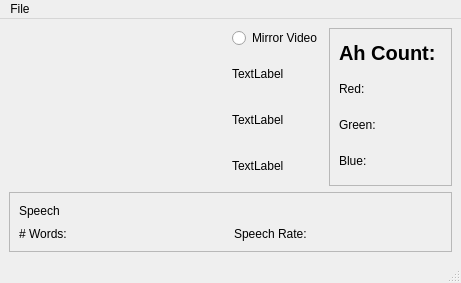
The window that Final_Project.ui (hansenc101/SANE_Final_Project) describes before a commit, drawn with Qt 5.
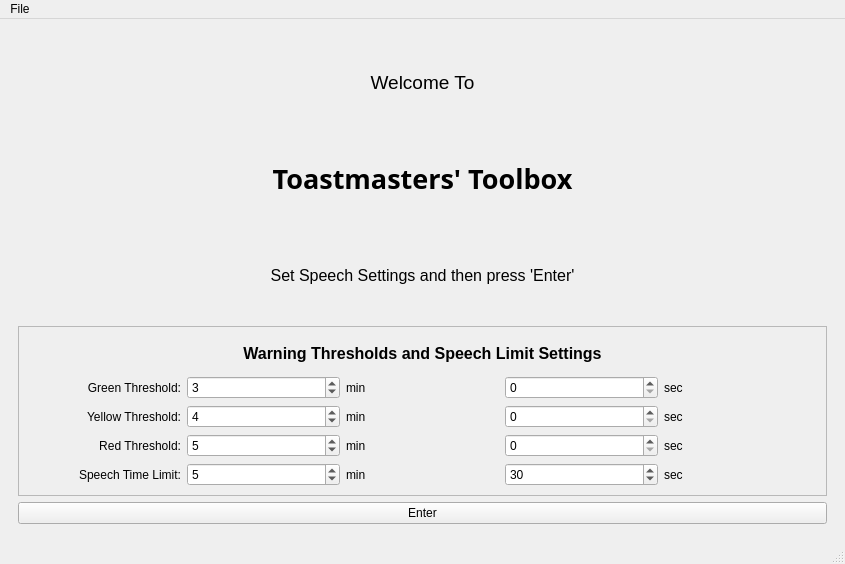
The same window after the commit.

Commit message: Add QstackedWidget and navigation to UI and add timer functionality

What changed in the file:
```diff
--- a/Final_Project.ui
+++ b/Final_Project.ui
@@ -6,8 +6,8 @@
    <rect>
     <x>0</x>
     <y>0</y>
-    <width>461</width>
-    <height>283</height>
+    <width>845</width>
+    <height>564</height>
    </rect>
   </property>
   <property name="windowTitle">
@@ -17,42 +17,281 @@
    <bool>false</bool>
   </property>
   <widget class="QWidget" name="centralwidget">
+   <layout class="QGridLayout" name="gridLayout_17">
+    <item row="1" column="0">
+     <widget class="QStackedWidget" name="stackedWidget">
+      <property name="currentIndex">
+       <number>0</number>
+      </property>
+      <widget class="QWidget" name="page_3">
+       <layout class="QGridLayout" name="gridLayout_16">
+        <item row="7" column="0">
+         <widget class="QPushButton" name="enterBtn">
+          <property name="text">
+           <string>Enter</string>
+          </property>
+         </widget>
+        </item>
+        <item row="6" column="0">
+         <widget class="QFrame" name="frame_5">
+          <property name="minimumSize">
+           <size>
+            <width>370</width>
+            <height>170</height>
+           </size>
+          </property>
+          <property name="frameShape">
+           <enum>QFrame::StyledPanel</enum>
+          </property>
+          <property name="frameShadow">
+           <enum>QFrame::Raised</enum>
+          </property>
    <layout class="QGridLayout" name="gridLayout">
-    <item row="0" column="1">
-     <layout class="QVBoxLayout" name="verticalLayout">
-      <item>
-       <widget class="QRadioButton" name="mirrorToggle">
+           <item row="0" column="0" colspan="5">
+            <widget class="QLabel" name="label_21">
+             <property name="minimumSize">
+              <size>
+               <width>0</width>
+               <height>20</height>
+              </size>
+             </property>
+             <property name="font">
+              <font>
+               <pointsize>12</pointsize>
+               <weight>75</weight>
+               <bold>true</bold>
+              </font>
+             </property>
         <property name="text">
-         <string>Mirror Video</string>
-        </property>
-        <property name="checked">
-         <bool>false</bool>
+              <string>Warning Thresholds and Speech Limit Settings</string>
+             </property>
+             <property name="alignment">
+              <set>Qt::AlignCenter</set>
         </property>
        </widget>
       </item>
-      <item>
-       <widget class="QLabel" name="emotionTypeLabel">
+           <item row="1" column="0">
+            <widget class="QLabel" name="label_22">
         <property name="text">
-         <string>TextLabel</string>
-        </property>
-       </widget>
-      </item>
-      <item>
-       <widget class="QLabel" name="emotionMagLabel">
+              <string>Green Threshold:</string>
+             </property>
+             <property name="alignment">
+              <set>Qt::AlignRight|Qt::AlignTrailing|Qt::AlignVCenter</set>
+             </property>
+            </widget>
+           </item>
+           <item row="1" column="1">
+            <widget class="QSpinBox" name="greenThreshMinBox">
+             <property name="value">
+              <number>3</number>
+             </property>
+            </widget>
+           </item>
+           <item row="1" column="2">
+            <widget class="QLabel" name="label_4">
         <property name="text">
-         <string>TextLabel</string>
+              <string>min</string>
         </property>
        </widget>
       </item>
-      <item>
-       <widget class="QLabel" name="outputFPS">
+           <item row="1" column="3">
+            <widget class="QSpinBox" name="greenThreshSecBox">
+             <property name="maximum">
+              <number>59</number>
+             </property>
+            </widget>
+           </item>
+           <item row="1" column="4">
+            <widget class="QLabel" name="label_7">
         <property name="text">
-         <string>TextLabel</string>
+              <string>sec</string>
         </property>
        </widget>
       </item>
-     </layout>
-    </item>
+           <item row="2" column="0">
+            <widget class="QLabel" name="label_23">
+             <property name="text">
+              <string>Yellow Threshold:</string>
+             </property>
+             <property name="alignment">
+              <set>Qt::AlignRight|Qt::AlignTrailing|Qt::AlignVCenter</set>
+             </property>
+            </widget>
+           </item>
+           <item row="2" column="1">
+            <widget class="QSpinBox" name="yellowThreshMinBox">
+             <property name="value">
+              <number>4</number>
+             </property>
+            </widget>
+           </item>
+           <item row="2" column="2">
+            <widget class="QLabel" name="label_5">
+             <property name="text">
+              <string>min</string>
+             </property>
+            </widget>
+           </item>
+           <item row="2" column="3">
+            <widget class="QSpinBox" name="yellowThreshSecBox">
+             <property name="maximum">
+              <number>59</number>
+             </property>
+            </widget>
+           </item>
+           <item row="2" column="4">
+            <widget class="QLabel" name="label_8">
+             <property name="text">
+              <string>sec</string>
+             </property>
+            </widget>
+           </item>
+           <item row="3" column="0">
+            <widget class="QLabel" name="label_24">
+             <property name="text">
+              <string>Red Threshold:</string>
+             </property>
+             <property name="alignment">
+              <set>Qt::AlignRight|Qt::AlignTrailing|Qt::AlignVCenter</set>
+             </property>
+            </widget>
+           </item>
+           <item row="3" column="1">
+            <widget class="QSpinBox" name="redThreshMinBox">
+             <property name="value">
+              <number>5</number>
+             </property>
+            </widget>
+           </item>
+           <item row="3" column="2">
+            <widget class="QLabel" name="label_6">
+             <property name="text">
+              <string>min</string>
+             </property>
+            </widget>
+           </item>
+           <item row="3" column="3">
+            <widget class="QSpinBox" name="redThreshSecBox">
+             <property name="maximum">
+              <number>59</number>
+             </property>
+            </widget>
+           </item>
+           <item row="3" column="4">
+            <widget class="QLabel" name="label_9">
+             <property name="text">
+              <string>sec</string>
+             </property>
+            </widget>
+           </item>
+           <item row="4" column="0">
+            <widget class="QLabel" name="label_25">
+             <property name="text">
+              <string>Speech Time Limit:</string>
+             </property>
+             <property name="alignment">
+              <set>Qt::AlignRight|Qt::AlignTrailing|Qt::AlignVCenter</set>
+             </property>
+            </widget>
+           </item>
+           <item row="4" column="1">
+            <widget class="QSpinBox" name="speechLimitMinBox">
+             <property name="value">
+              <number>5</number>
+             </property>
+            </widget>
+           </item>
+           <item row="4" column="2">
+            <widget class="QLabel" name="label_19">
+             <property name="text">
+              <string>min</string>
+             </property>
+            </widget>
+           </item>
+           <item row="4" column="3">
+            <widget class="QSpinBox" name="speechLimitSecBox">
+             <property name="maximum">
+              <number>59</number>
+             </property>
+             <property name="value">
+              <number>30</number>
+             </property>
+            </widget>
+           </item>
+           <item row="4" column="4">
+            <widget class="QLabel" name="label_20">
+             <property name="text">
+              <string>sec</string>
+             </property>
+            </widget>
+           </item>
+          </layout>
+         </widget>
+        </item>
+        <item row="4" column="0">
+         <widget class="QLabel" name="label_3">
+          <property name="font">
+           <font>
+            <pointsize>12</pointsize>
+           </font>
+          </property>
+          <property name="text">
+           <string>Set Speech Settings and then press 'Enter'</string>
+          </property>
+          <property name="alignment">
+           <set>Qt::AlignCenter</set>
+          </property>
+         </widget>
+        </item>
+        <item row="2" column="0">
+         <widget class="QLabel" name="label">
+          <property name="minimumSize">
+           <size>
+            <width>0</width>
+            <height>50</height>
+           </size>
+          </property>
+          <property name="font">
+           <font>
+            <family>Tlwg Mono</family>
+            <pointsize>20</pointsize>
+            <weight>75</weight>
+            <bold>true</bold>
+           </font>
+          </property>
+          <property name="text">
+           <string>Toastmasters' Toolbox</string>
+          </property>
+          <property name="alignment">
+           <set>Qt::AlignCenter</set>
+          </property>
+         </widget>
+        </item>
+        <item row="1" column="0">
+         <widget class="QLabel" name="label_2">
+          <property name="minimumSize">
+           <size>
+            <width>0</width>
+            <height>30</height>
+           </size>
+          </property>
+          <property name="font">
+           <font>
+            <pointsize>14</pointsize>
+           </font>
+          </property>
+          <property name="text">
+           <string>Welcome To</string>
+          </property>
+          <property name="alignment">
+           <set>Qt::AlignCenter</set>
+          </property>
+         </widget>
+        </item>
+       </layout>
+      </widget>
+      <widget class="QWidget" name="page_5">
+       <layout class="QGridLayout" name="gridLayout_4">
     <item row="0" column="0">
      <widget class="QLabel" name="lblOutput">
       <property name="enabled">
@@ -100,69 +339,7 @@
       </property>
      </widget>
     </item>
-    <item row="0" column="2">
-     <widget class="QFrame" name="frame">
-      <property name="minimumSize">
-       <size>
-        <width>0</width>
-        <height>60</height>
-       </size>
-      </property>
-      <property name="frameShape">
-       <enum>QFrame::StyledPanel</enum>
-      </property>
-      <property name="frameShadow">
-       <enum>QFrame::Raised</enum>
-      </property>
-      <layout class="QGridLayout" name="gridLayout_3">
-       <item row="0" column="0" colspan="4">
-        <widget class="QLabel" name="ahCountLabel">
-         <property name="minimumSize">
-          <size>
-           <width>0</width>
-           <height>30</height>
-          </size>
-         </property>
-         <property name="font">
-          <font>
-           <pointsize>15</pointsize>
-           <weight>75</weight>
-           <bold>true</bold>
-          </font>
-         </property>
-         <property name="frameShape">
-          <enum>QFrame::NoFrame</enum>
-         </property>
-         <property name="text">
-          <string>Ah Count: </string>
-         </property>
-        </widget>
-       </item>
-       <item row="3" column="0">
-        <widget class="QLabel" name="blueMagLabel">
-         <property name="text">
-          <string>Blue:</string>
-         </property>
-        </widget>
-       </item>
-       <item row="2" column="0">
-        <widget class="QLabel" name="greenMagLabel">
-         <property name="text">
-          <string>Green:</string>
-         </property>
-        </widget>
-       </item>
-       <item row="1" column="0">
-        <widget class="QLabel" name="redMagLabel">
-         <property name="text">
-          <string>Red:</string>
-         </property>
-        </widget>
-       </item>
-      </layout>
-     </widget>
-    </item>
-    <item row="3" column="0" colspan="3">
+        <item row="1" column="0" colspan="3">
      <widget class="QFrame" name="frame_2">
       <property name="minimumSize">
        <size>
@@ -177,13 +354,20 @@
        <enum>QFrame::Raised</enum>
       </property>
       <layout class="QGridLayout" name="gridLayout_2">
-       <item row="1" column="0">
+           <item row="2" column="0">
         <widget class="QLabel" name="numWordsLabel">
          <property name="text">
           <string># Words: </string>
          </property>
         </widget>
        </item>
+           <item row="2" column="1">
+            <widget class="QLabel" name="speechRateLabel">
+             <property name="text">
+              <string>Speech Rate: </string>
+             </property>
+            </widget>
+           </item>
        <item row="0" column="0" colspan="2">
         <widget class="QLabel" name="speechOutputLabel">
          <property name="text">
@@ -191,14 +375,224 @@
          </property>
         </widget>
        </item>
+          </layout>
+         </widget>
+        </item>
+        <item row="0" column="2">
+         <widget class="QFrame" name="frame">
+          <property name="minimumSize">
+           <size>
+            <width>0</width>
+            <height>60</height>
+           </size>
+          </property>
+          <property name="frameShape">
+           <enum>QFrame::NoFrame</enum>
+          </property>
+          <property name="frameShadow">
+           <enum>QFrame::Raised</enum>
+          </property>
+          <layout class="QGridLayout" name="gridLayout_3">
+           <item row="1" column="0">
+            <widget class="QLabel" name="timerLabel">
+             <property name="font">
+              <font>
+               <pointsize>15</pointsize>
+               <weight>75</weight>
+               <bold>true</bold>
+              </font>
+             </property>
+             <property name="text">
+              <string>Timer:</string>
+             </property>
+            </widget>
+           </item>
+           <item row="1" column="1" colspan="2">
+            <widget class="QLabel" name="timeLeftLabel">
+             <property name="font">
+              <font>
+               <pointsize>15</pointsize>
+               <weight>75</weight>
+               <bold>true</bold>
+              </font>
+             </property>
+             <property name="text">
+              <string>0:00</string>
+             </property>
+             <property name="alignment">
+              <set>Qt::AlignCenter</set>
+             </property>
+            </widget>
+           </item>
+           <item row="0" column="0" colspan="3">
+            <widget class="QLabel" name="ahCountLabel">
+             <property name="minimumSize">
+              <size>
+               <width>0</width>
+               <height>30</height>
+              </size>
+             </property>
+             <property name="font">
+              <font>
+               <pointsize>15</pointsize>
+               <weight>75</weight>
+               <bold>true</bold>
+              </font>
+             </property>
+             <property name="frameShape">
+              <enum>QFrame::NoFrame</enum>
+             </property>
+             <property name="text">
+              <string>Ah Count:
+Disconnected</string>
+             </property>
+            </widget>
+           </item>
+          </layout>
+         </widget>
+        </item>
+        <item row="0" column="1">
+         <layout class="QVBoxLayout" name="verticalLayout">
+          <item>
+           <widget class="QRadioButton" name="mirrorToggle">
+            <property name="text">
+             <string>Mirror Video</string>
+            </property>
+            <property name="checked">
+             <bool>false</bool>
+            </property>
+           </widget>
+          </item>
+          <item>
+           <widget class="QLabel" name="emotionTypeLabel">
+            <property name="text">
+             <string>TextLabel</string>
+            </property>
+           </widget>
+          </item>
+          <item>
+           <widget class="QLabel" name="emotionMagLabel">
+            <property name="text">
+             <string>TextLabel</string>
+            </property>
+           </widget>
+          </item>
+          <item>
+           <widget class="QLabel" name="outputFPS">
+            <property name="text">
+             <string>TextLabel</string>
+            </property>
+           </widget>
+          </item>
+         </layout>
+        </item>
+        <item row="2" column="2">
+         <widget class="QPushButton" name="generateReportBtn">
+          <property name="text">
+           <string>Generate Report</string>
+          </property>
+         </widget>
+        </item>
+        <item row="2" column="0" colspan="2">
+         <widget class="QStackedWidget" name="stackedWidget_2">
+          <property name="sizePolicy">
+           <sizepolicy hsizetype="Minimum" vsizetype="Fixed">
+            <horstretch>0</horstretch>
+            <verstretch>0</verstretch>
+           </sizepolicy>
+          </property>
+          <property name="minimumSize">
+           <size>
+            <width>0</width>
+            <height>50</height>
+           </size>
+          </property>
+          <property name="sizeIncrement">
+           <size>
+            <width>0</width>
+            <height>0</height>
+           </size>
+          </property>
+          <property name="currentIndex">
+           <number>0</number>
+          </property>
+          <widget class="QWidget" name="page">
+           <layout class="QGridLayout" name="gridLayout_9">
+            <item row="0" column="0">
+             <widget class="QPushButton" name="startBtn">
+              <property name="text">
+               <string>Start Speech</string>
+              </property>
+             </widget>
+            </item>
+           </layout>
+          </widget>
+          <widget class="QWidget" name="page_2">
+           <layout class="QGridLayout" name="gridLayout_8">
+            <item row="0" column="0">
+             <widget class="QPushButton" name="stopBtn">
+              <property name="text">
+               <string>Stop</string>
+              </property>
+             </widget>
+            </item>
+           </layout>
+          </widget>
+         </widget>
+        </item>
+       </layout>
+      </widget>
+      <widget class="QWidget" name="page_6">
+       <layout class="QGridLayout" name="gridLayout_5">
+        <item row="1" column="0">
+         <widget class="QPushButton" name="saveReportBtn">
+          <property name="text">
+           <string>Save Report</string>
+          </property>
+         </widget>
+        </item>
+        <item row="0" column="0" colspan="3">
+         <widget class="QScrollArea" name="scrollArea">
+          <property name="widgetResizable">
+           <bool>true</bool>
+          </property>
+          <widget class="QWidget" name="reportOutput">
+           <property name="geometry">
+            <rect>
+             <x>0</x>
+             <y>0</y>
+             <width>817</width>
+             <height>440</height>
+            </rect>
+           </property>
+           <layout class="QGridLayout" name="gridLayout_6">
+            <item row="0" column="0">
+             <widget class="QLabel" name="reportOutputLabel">
+              <property name="text">
+               <string>TextLabel</string>
+              </property>
+             </widget>
+            </item>
+           </layout>
+          </widget>
+         </widget>
+        </item>
+        <item row="1" column="2" rowspan="2">
+         <widget class="QPushButton" name="cancelBtn">
+          <property name="text">
+           <string>Cancel</string>
+          </property>
+         </widget>
+        </item>
        <item row="1" column="1">
-        <widget class="QLabel" name="speechRateLabel">
+         <widget class="QPushButton" name="importReportBtn">
          <property name="text">
-          <string>Speech Rate: </string>
+           <string>Import Report</string>
          </property>
         </widget>
        </item>
       </layout>
+      </widget>
      </widget>
     </item>
    </layout>
@@ -208,7 +602,7 @@
     <rect>
      <x>0</x>
      <y>0</y>
-     <width>461</width>
+     <width>845</width>
      <height>31</height>
     </rect>
    </property>
```
Lines whose indentation alone changed are shown as unchanged. The commit also changes 1 other file.
